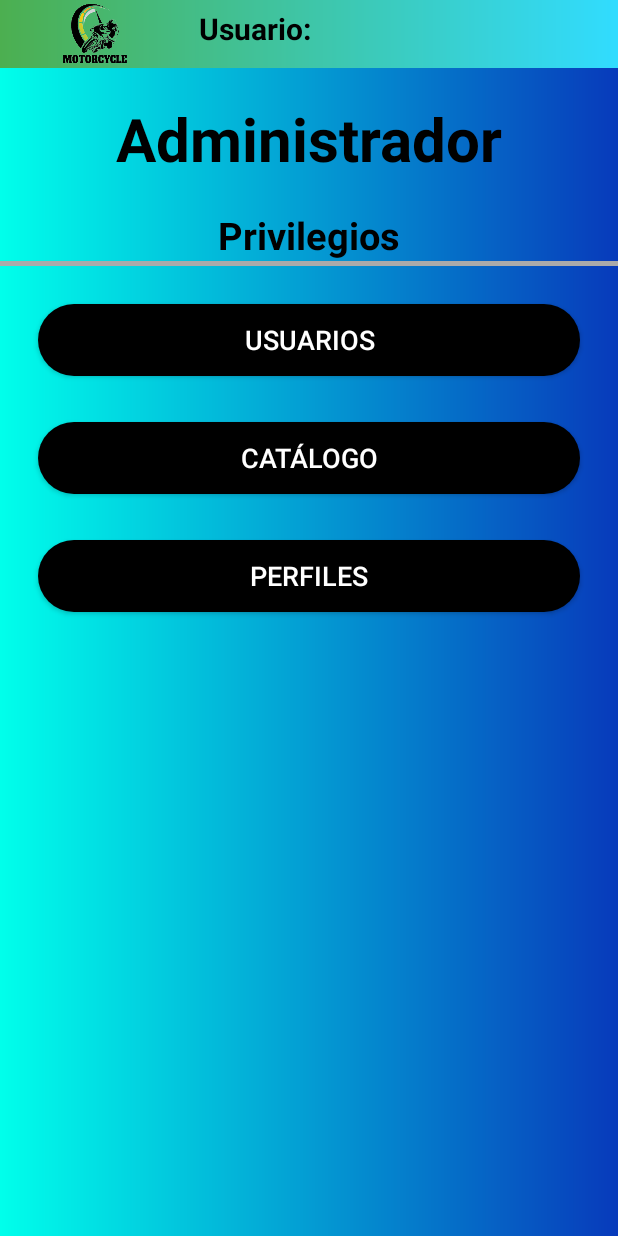
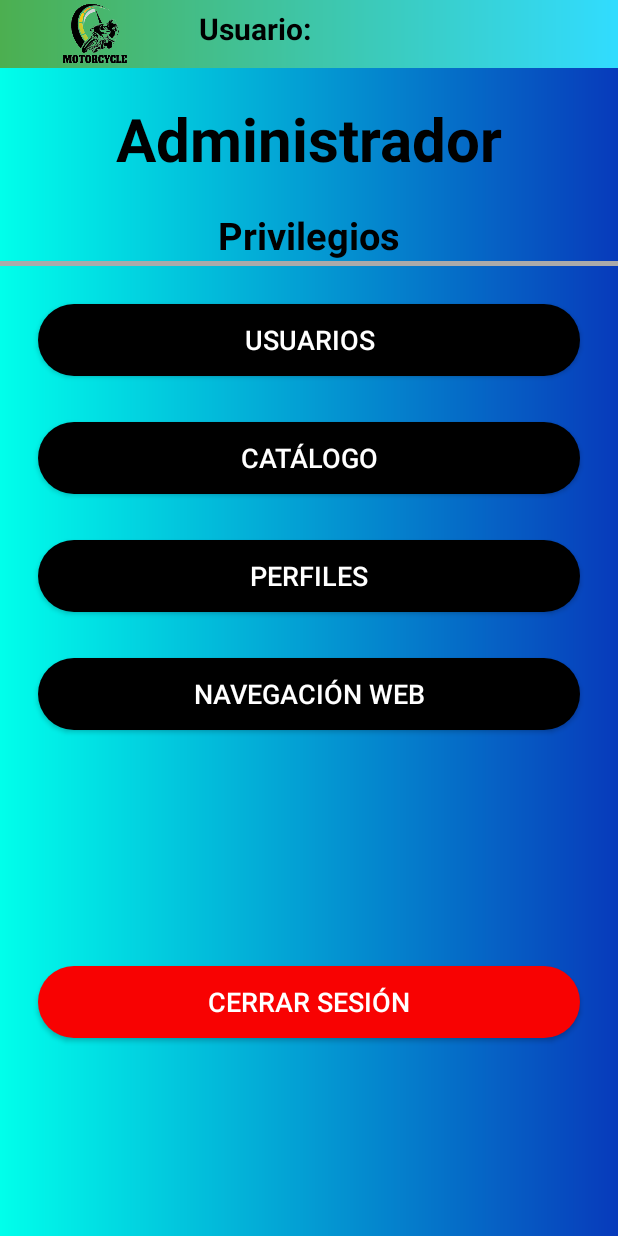
Before and after one commit to Diegody/Duckmotos-App, an Android app: the OpcionesAdminActivity screen opened directly, with no data from a screen before it, on a phone screen of 412 x 824 dp. Run offline under Robolectric (Android 15) with nearby library versions, the light colour scheme and no system bars; our stand-ins replace Volley.

Commit message:
Versión Final del Proyecto Entrega Final 3

```diff
--- a/app/src/main/AndroidManifest.xml
+++ b/app/src/main/AndroidManifest.xml
@@ -14,6 +14,9 @@
         android:supportsRtl="true"
         android:theme="@style/Theme.DuckMotos"
         android:usesCleartextTraffic="true">
+        <activity
+            android:name=".Internet"
+            android:exported="false" />
         <activity
             android:name=".Menu"
             android:exported="false" />
--- a/app/src/main/java/com/example/DuckMotosC2/OpcionesAdminActivity.java
+++ b/app/src/main/java/com/example/DuckMotosC2/OpcionesAdminActivity.java
@@ -7,13 +7,14 @@ import android.os.Bundle;
 import android.view.View;
 import android.widget.Button;
 import android.widget.TextView;
+import android.widget.Toast;
 
 public class OpcionesAdminActivity extends AppCompatActivity {
 
     TextView nusu;
     Intent datosusuario;
 
-    Button btnTablaUsuarios, btnTablaComentarios, btnTablaPerfiles, btnTablaImagenes, btnTablaPublicaciones;
+    Button btnTablaUsuarios, btnSalir, btnTablaPerfiles, btnTablaImagenes, btnInternet;
 
     PHPController controller;
 
@@ -31,15 +32,33 @@ public class OpcionesAdminActivity extends AppCompatActivity {
         nusu.setText(nombreCompletoUsuario);
 
         btnTablaUsuarios = (Button) findViewById(R.id.btnTablaUsuarios);
-        // btnTablaComentarios = (Button) findViewById(R.id.btnTablaComentarios);
+        btnSalir = (Button) findViewById(R.id.btnExit);
         btnTablaPerfiles = (Button) findViewById(R.id.btnTablaPerfiles);
         btnTablaImagenes = (Button) findViewById(R.id.btnTablaImagenes);
-        //btnTablaPublicaciones = (Button) findViewById(R.id.btnTablaPublicaciones);
+        btnInternet = (Button) findViewById(R.id.btnInternet);
 
         btnTablaUsuarios.setOnClickListener(new View.OnClickListener() {
             @Override
             public void onClick(View view) {
                 controller.ReadAllUsuarios();
+            }
+        });
+
+        btnSalir.setOnClickListener(new View.OnClickListener() {
+            @Override
+            public void onClick(View view) {
+                Intent i = new Intent(OpcionesAdminActivity.this, LoginActivity.class);
+                Toast.makeText(getApplicationContext(), "Sesión Cerrada", Toast.LENGTH_SHORT).show();
+                startActivity(i);
+            }
+        });
+
+        btnInternet.setOnClickListener(new View.OnClickListener() {
+            @Override
+            public void onClick(View view) {
+                Intent u = new Intent(OpcionesAdminActivity.this, Internet.class);
+                Toast.makeText(getApplicationContext(), "Ingreso a 'Internet'", Toast.LENGTH_SHORT).show();
+                startActivity(u);
             }
         });
 
--- a/app/src/main/java/com/example/DuckMotosC2/PHPController.java
+++ b/app/src/main/java/com/example/DuckMotosC2/PHPController.java
@@ -2,6 +2,8 @@ package com.example.DuckMotosC2;
 
 import android.content.Context;
 import android.content.Intent;
+import android.content.SharedPreferences;
+import android.preference.PreferenceManager;
 import android.widget.Toast;
 
 import androidx.annotation.Nullable;
@@ -35,7 +37,7 @@ public class PHPController {
     Context c;
     RequestQueue requestQueue;
 
-     public static String IP = "192.168.1.0"; //IP Casa
+     public static String IP = "192.168.1.2"; //IP Casa
     //public static String IP = "172.17.4.28"; //IP Universidad
 
     //Usuario URLS
--- a/app/src/main/res/layout/activity_opciones_admin.xml
+++ b/app/src/main/res/layout/activity_opciones_admin.xml
@@ -91,7 +91,37 @@
             android:background="@drawable/btn_redondeado"
             android:backgroundTint="@color/black"
             android:layout_margin="15dp"/>
-
+        <Button
+            android:id="@+id/btnInternet"
+            android:layout_width="match_parent"
+            android:layout_height="wrap_content"
+            android:text="Navegación Web"
+            android:textColor="@color/white"
+            android:textSize="18sp"
+            android:background="@drawable/btn_redondeado"
+            android:backgroundTint="@color/black"
+            android:layout_margin="15dp"/>
     </LinearLayout>
 
+    <LinearLayout
+        android:layout_width="match_parent"
+        android:layout_height="match_parent"
+        android:orientation="vertical"
+        android:gravity="center"
+        android:layout_margin="10dp">
+
+        <Button
+            android:id="@+id/btnExit"
+            android:layout_width="match_parent"
+            android:layout_height="wrap_content"
+            android:layout_margin="15dp"
+            android:background="@drawable/btn_redondeado"
+            android:backgroundTint="#F80202"
+            android:text="Cerrar Sesión"
+            android:textColor="@color/white"
+            android:textSize="18sp" />
+    </LinearLayout>
+
+
+
 </LinearLayout>
```
Also changed, not shown: app/src/main/java/com/example/DuckMotosC2/Internet.java (added, +18 -0 lines), app/src/main/java/com/example/DuckMotosC2/OpcionesUsuarioActivity.java (+23 -1 lines), app/src/main/res/layout/activity_internet.xml (added, +19 -0 lines), app/src/main/res/layout/activity_main.xml (+4 -4 lines), app/src/main/res/layout/activity_opciones_usuario.xml (+30 -0 lines).
